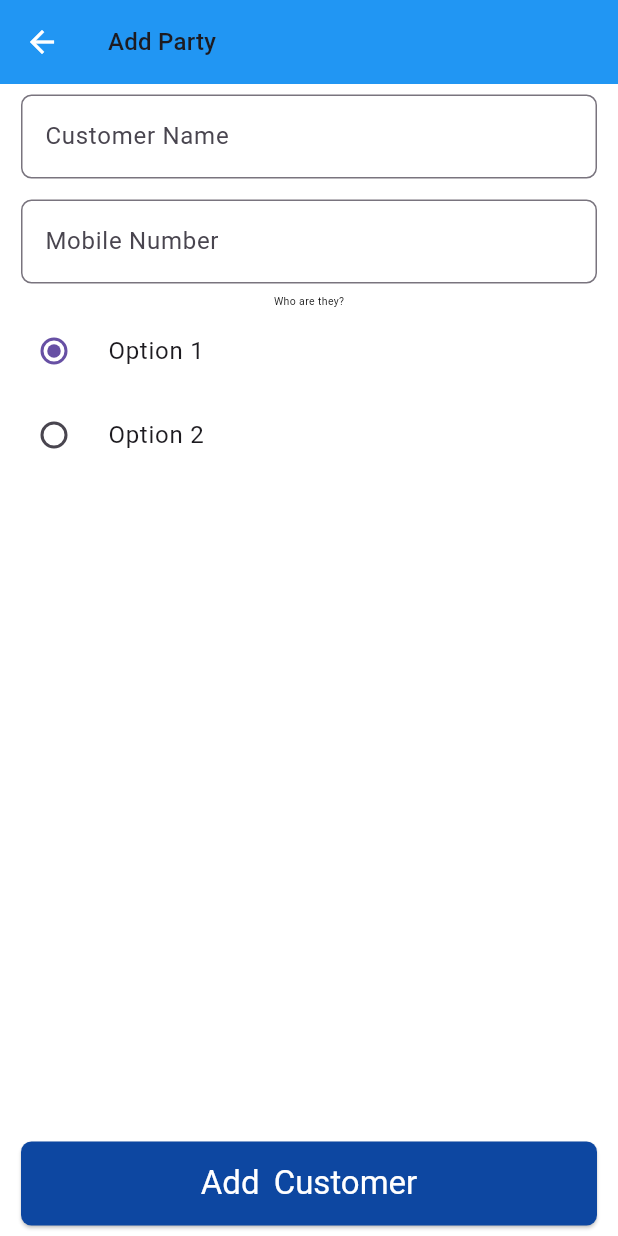
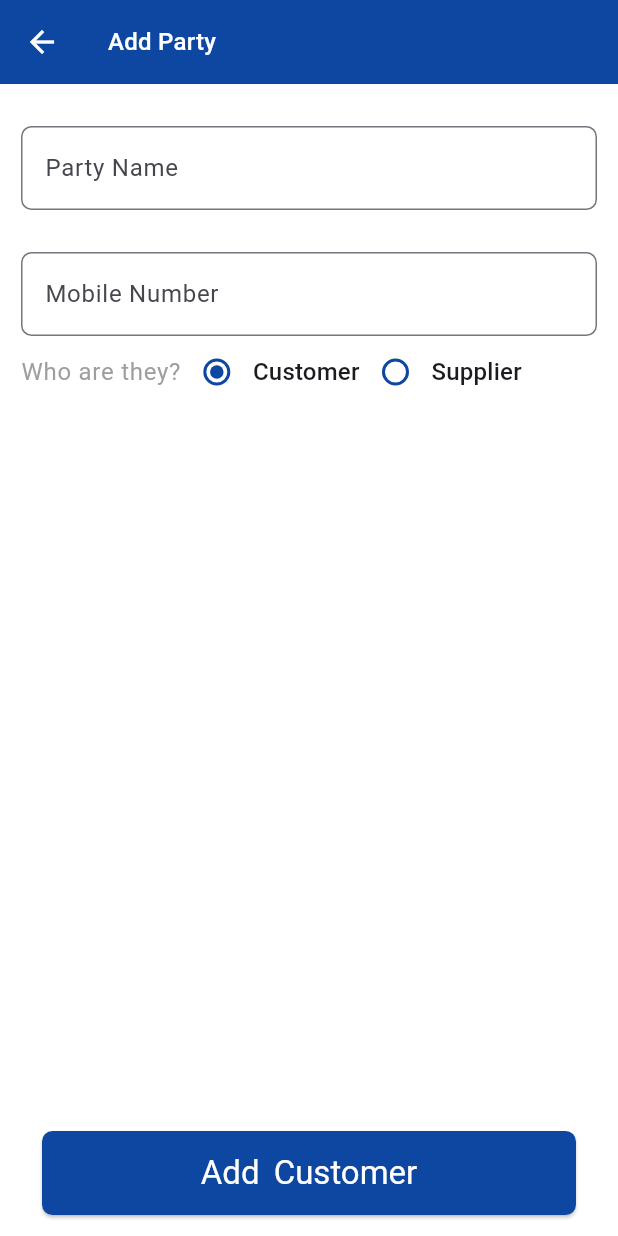
Before and after one commit to Divyakumar21202/JP-Book, a Flutter app: the AddPartyScreen screen opened directly with empty values, on a phone screen of 412 x 824 dp. Run offline on Flutter 3.47's test engine with Material 3 defaults, Android fonts, the phone set to English and light mode, and no system bars; our stand-ins replace cloud_firestore, firebase_core, flutter_contacts, flutter_riverpod; accounts and stored records are empty.

Commit message:
Chore : Update : ui

```diff
--- /dev/null
+++ b/lib/constants/app_snackbar.dart
@@ -0,0 +1,24 @@
+import 'package:flutter/material.dart';
+
+class AppSnackBar {
+  final BuildContext context;
+  final String message;
+  AppSnackBar({
+    required this.context,
+    required this.message,
+  });
+
+  void show() {
+    ScaffoldMessenger.of(context).showSnackBar(
+      SnackBar(
+        content: Text(
+          message,
+          style: Theme.of(context)
+              .textTheme
+              .titleMedium!
+              .copyWith(color: Colors.white),
+        ),
+      ),
+    );
+  }
+}
--- a/lib/constants/app_text_field.dart
+++ b/lib/constants/app_text_field.dart
@@ -6,6 +6,9 @@ class AppTextField extends StatefulWidget {
   final String hintText;
   final ValueChanged onSubmitted;
   final Icon? icon;
+  final TextInputType inputType;
+  final Text? prefix;
+  final String label;
   const AppTextField({
     super.key,
     required this.controller,
@@ -13,6 +16,9 @@ class AppTextField extends StatefulWidget {
     required this.onSubmitted,
     required this.hintText,
     this.icon,
+    required this.inputType,
+    this.prefix,
+    this.label = '',
   });
 
   @override
@@ -28,21 +34,21 @@ class _AppTextFieldState extends State<AppTextField> {
 
   @override
   Widget build(BuildContext context) {
-    return Padding(
-      padding: const EdgeInsets.symmetric(horizontal: 14, vertical: 7),
-      child: TextField(
+    return TextField(
       controller: widget.controller,
       onChanged: widget.onChange,
       onSubmitted: widget.onSubmitted,
-        keyboardType: TextInputType.text,
+      keyboardType: widget.inputType,
       decoration: InputDecoration(
+        labelText: widget.label,
+        prefix: widget.prefix,
         hintText: widget.hintText,
+        hintStyle: Theme.of(context).textTheme.titleMedium!,
         suffixIcon: widget.icon,
         border: OutlineInputBorder(
           borderRadius: BorderRadius.circular(7),
         ),
       ),
-      ),
     );
   }
 }
--- a/lib/constants/buttons/money_button.dart
+++ b/lib/constants/buttons/money_button.dart
@@ -2,9 +2,11 @@ import 'package:flutter/material.dart';
 
 class MoneyButton extends StatelessWidget {
   final String status;
+  final VoidCallback onTap;
   const MoneyButton({
     super.key,
     required this.status,
+    required this.onTap,
   });
 
   @override
@@ -15,7 +17,7 @@ class MoneyButton extends StatelessWidget {
             backgroundColor: MaterialStatePropertyAll(status == 'GAVE'
                 ? Colors.red.shade900
                 : Colors.green.shade900)),
-        onPressed: () {},
+        onPressed: onTap,
         child: Text(
           'YOU $status RS',
           style: Theme.of(context).textTheme.titleMedium!.copyWith(
--- a/lib/features/Add-customer/screens/add_party_screen.dart
+++ b/lib/features/Add-customer/screens/add_party_screen.dart
@@ -1,5 +1,7 @@
 import 'package:flutter/material.dart';
+import 'package:jp_book/constants/app_snackbar.dart';
 import 'package:jp_book/constants/app_text_field.dart';
+import 'package:jp_book/features/User-Data-Widgets/single_user_data_screen.dart';
 
 class AddPartyScreen extends StatefulWidget {
   final String name;
@@ -12,7 +14,9 @@ class AddPartyScreen extends StatefulWidget {
 }
 
 class _AddPartyScreenState extends State<AddPartyScreen> {
-  String? _selectedValue = 'Option 1';
+  String mobileNumber = '';
+  String name = '';
+  String? _selectedValue = 'Customer';
   @override
   Widget build(BuildContext context) {
     return Scaffold(
@@ -20,29 +24,58 @@ class _AddPartyScreenState extends State<AddPartyScreen> {
       appBar: AppBar(
         title: Text(
           "Add Party",
-          style: Theme.of(context).textTheme.titleMedium,
+          style: Theme.of(context)
+              .textTheme
+              .titleMedium!
+              .copyWith(color: Colors.white),
         ),
       ),
-      body: Column(
+      body: Padding(
+        padding: const EdgeInsets.symmetric(horizontal: 14, vertical: 7),
+        child: Column(
           children: [
+            const SizedBox(
+              height: 21,
+            ),
             AppTextField(
               controller: TextEditingController(text: widget.name),
               onChange: (val) {},
               onSubmitted: (val) {},
               hintText: 'Customer Name',
+              label: 'Party Name',
+              inputType: TextInputType.name,
+            ),
+            const SizedBox(
+              height: 28,
             ),
             AppTextField(
               controller: TextEditingController(text: widget.mobileNumber),
               onChange: (val) {},
-            onSubmitted: (val) {},
+              inputType: TextInputType.number,
+              prefix: const Text('+(91) '),
+              label: 'Mobile Number',
+              onSubmitted: (val) {
+                if (val.toString().length != 10) {
+                  AppSnackBar(
+                          context: context,
+                          message: 'Enter Valid mobile Number')
+                      .show();
+                }
+              },
               hintText: 'Mobile Number',
             ),
-          Column(
+            Row(
               children: [
-              const Text('Who are they?'),
-              RadioListTile<String>(
-                title: const Text('Option 1'),
-                value: 'Option 1',
+                Text(
+                  'Who are they?',
+                  style: Theme.of(context)
+                      .textTheme
+                      .bodyLarge!
+                      .copyWith(color: Colors.grey),
+                ),
+                Radio(
+                  key: const Key('Radio Customer'),
+                  value: 'Customer',
                   groupValue: _selectedValue,
                   onChanged: (value) {
                     setState(() {
@@ -50,15 +83,22 @@ class _AddPartyScreenState extends State<AddPartyScreen> {
                     });
                   },
                 ),
-              RadioListTile<String>(
-                title: const Text('Option 2'),
-                value: 'Option 2',
+                Text(
+                  'Customer',
+                  style: Theme.of(context).textTheme.titleMedium,
+                ),
+                Radio(
+                  value: 'Supplier',
                   groupValue: _selectedValue,
                   onChanged: (value) {
                     setState(() {
                       _selectedValue = value!;
                     });
                   },
+                ),
+                Text(
+                  'Supplier',
+                  style: Theme.of(context).textTheme.titleMedium,
                 ),
               ],
             ),
@@ -80,9 +120,18 @@ class _AddPartyScreenState extends State<AddPartyScreen> {
                           .copyWith(
                               padding: const MaterialStatePropertyAll(
                                   EdgeInsets.symmetric(vertical: 14)),
-                            backgroundColor:
-                                MaterialStatePropertyAll(Colors.blue.shade900)),
-                    onPressed: () {},
+                              backgroundColor: MaterialStatePropertyAll(
+                                  Colors.blue.shade900)),
+                      onPressed: () {
+                        Navigator.of(context).push(
+                          MaterialPageRoute(
+                            builder: (context) => SingleUserDataScreen(
+                              mobileNumber: widget.mobileNumber,
+                              name: widget.name,
+                            ),
+                          ),
+                        );
+                      },
                       child: Text(
                         'Add Customer',
                         style: Theme.of(context).textTheme.titleLarge!.copyWith(
@@ -97,6 +146,7 @@ class _AddPartyScreenState extends State<AddPartyScreen> {
             ),
           ],
         ),
+      ),
     );
   }
 }
--- a/lib/features/User-Data-Widgets/single_user_total_widget.dart
+++ b/lib/features/User-Data-Widgets/single_user_total_widget.dart
@@ -6,7 +6,7 @@ class SingleUserTotalWidget extends StatelessWidget {
   @override
   Widget build(BuildContext context) {
     return Container(
-      color: Colors.blue,
+      color: Colors.blue.shade900,
       padding: const EdgeInsets.symmetric(horizontal: 14, vertical: 14),
       child: Container(
         decoration: BoxDecoration(
--- a/lib/features/User-Data-Widgets/user_total.dart
+++ b/lib/features/User-Data-Widgets/user_total.dart
@@ -13,7 +13,7 @@ class UserTotal extends StatelessWidget {
   @override
   Widget build(BuildContext context) {
     return Container(
-      color: Colors.blue,
+      color: Colors.blue.shade900,
       padding: const EdgeInsets.symmetric(vertical: 14, horizontal: 14),
       child: Column(
         children: [
--- a/lib/features/select-contact/repository/select_contact_repository.dart
+++ b/lib/features/select-contact/repository/select_contact_repository.dart
@@ -8,7 +8,7 @@ class SelectContactRepository {
     List<Contact> list = [];
     try {
       if (await FlutterContacts.requestPermission()) {
-        list = await FlutterContacts.getContacts();
+        list = await FlutterContacts.getContacts(withProperties: true);
         return list;
       } else {
         throw Exception('Give Permission to access Contacts');
--- a/lib/models/user_model.dart
+++ b/lib/models/user_model.dart
@@ -10,4 +10,5 @@ class User {
     required this.credit,
     required this.transactions,
   });
+
 }
--- a/pubspec.yaml
+++ b/pubspec.yaml
@@ -37,6 +37,9 @@ dependencies:
   cupertino_icons: ^1.0.6
   flutter_contacts: ^1.1.7+1
   flutter_riverpod: ^2.5.1
+  firebase_core: ^2.27.2
+  cloud_firestore: ^4.15.10
+  uuid: ^4.3.3
 
 dev_dependencies:
   flutter_test:
```
Also changed, not shown: lib/constants/buttons/app_button.dart (added, +37 -0 lines), lib/features/User-Data-Widgets/single_user_data_screen.dart (renamed from lib/features/User-Data-Widgets/sigle_user_data_screen.dart, +44 -11 lines), lib/features/select-contact/screen/contact_list_screen.dart (+19 -5 lines), lib/features/transaction/repository/transaction_repository.dart (added, +41 -0 lines), lib/features/transaction/screens/transaction_screen.dart (added, +249 -0 lines), lib/main.dart (+13 -4 lines), lib/models/transaction_model.dart (+27 -2 lines), lib/screens/home_screen.dart (+1 -8 lines), lib/firebase_options.dart (added), lib/models/supplier_model.dart (added), pubspec.lock, 4 other files. Lines whose indentation alone changed are shown as unchanged.
